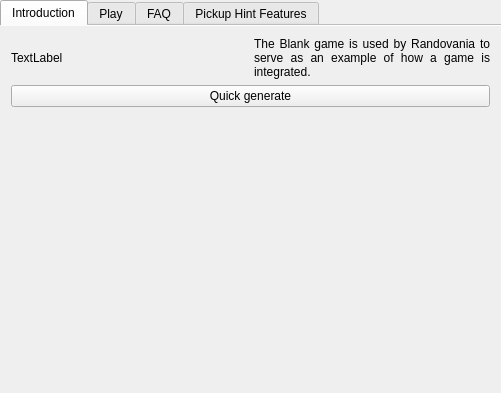
Qt form randovania/games/prime2_opr/gui/ui_files/games_tab_prime2_opr_widget.ui (randovania/randovania) before a commit.
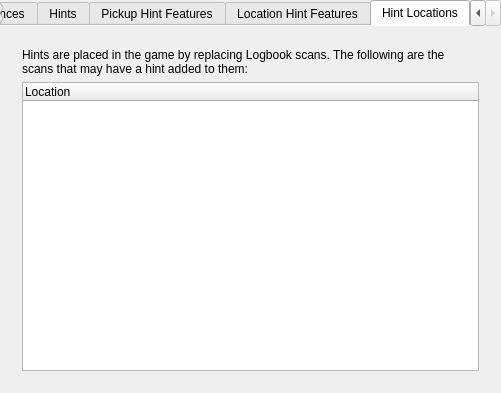
The same form after that commit. The open tabs and pages were chosen to show the change. Custom widgets are drawn as their Qt base class.

Patch:
```diff
--- a/randovania/games/prime2_opr/gui/ui_files/games_tab_prime2_opr_widget.ui
+++ b/randovania/games/prime2_opr/gui/ui_files/games_tab_prime2_opr_widget.ui
@@ -33,7 +33,7 @@
       <item>
        <widget class="QLabel" name="intro_label">
         <property name="text">
-         <string>&lt;html&gt;&lt;head/&gt;&lt;body&gt;&lt;p align=&quot;justify&quot;&gt;The Blank game is used by Randovania to serve as an example of how a game is integrated.&lt;/p&gt;&lt;/body&gt;&lt;/html&gt;</string>
+         <string>&lt;html&gt;&lt;head/&gt;&lt;body&gt;&lt;p&gt;Navigate Aether and Dark Aether in search of the Sky Temple Keys, then defeat Emperor Ing and Dark Samus to win the war for the Luminoth!&lt;/p&gt;&lt;p align=&quot;justify&quot;&gt;The totems in Sky Temple Gateway can be scanned to receive hints on the locations of each Sky Temple Key. Likewise, the gates for the three Dark Temples can be scanned to receive hints on the locations of each Dark Temple Key. &lt;/p&gt;&lt;p align=&quot;justify&quot;&gt;Luminoth Lore can be scanned for general hints, and you can optionally enable scanning Keybearer Corpses to receive a vague hint about the item in their respective Flying Ing Cache.&lt;/p&gt;&lt;p align=&quot;justify&quot;&gt;Don't forget to check out our &lt;a href=&quot;tab://FAQ&quot;&gt;Frequently Asked Questions&lt;/a&gt; and the list of &lt;a href=&quot;tab://Differences&quot;&gt;Differences&lt;/a&gt; from the vanilla game.&lt;/p&gt;&lt;p align=&quot;justify&quot;&gt;To get started, use the Quick Generate button to generate a game using the default settings!&lt;/p&gt;&lt;/body&gt;&lt;/html&gt;</string>
         </property>
         <property name="wordWrap">
          <bool>true</bool>
@@ -107,7 +107,85 @@
            <string># updated from code</string>
           </property>
           <property name="alignment">
-           <set>Qt::AlignLeading|Qt::AlignLeft|Qt::AlignTop</set>
+           <set>Qt::AlignmentFlag::AlignLeading|Qt::AlignmentFlag::AlignLeft|Qt::AlignmentFlag::AlignTop</set>
+          </property>
+          <property name="wordWrap">
+           <bool>true</bool>
+          </property>
+         </widget>
+        </item>
+       </layout>
+      </widget>
+     </widget>
+    </item>
+   </layout>
+  </widget>
+  <widget class="QWidget" name="differences_tab">
+   <attribute name="title">
+    <string>Differences</string>
+   </attribute>
+   <layout class="QVBoxLayout" name="verticalLayout_3">
+    <item>
+     <widget class="QScrollArea" name="differences_scroll_area">
+      <property name="widgetResizable">
+       <bool>true</bool>
+      </property>
+      <widget class="QWidget" name="differences_scroll_contents">
+       <property name="geometry">
+        <rect>
+         <x>0</x>
+         <y>0</y>
+         <width>481</width>
+         <height>345</height>
+        </rect>
+       </property>
+       <layout class="QVBoxLayout" name="differences_scroll_layout_3">
+        <item>
+         <widget class="QLabel" name="differences_label">
+          <property name="text">
+           <string>&lt;html&gt;&lt;head/&gt;&lt;body&gt;&lt;p&gt;Randovania makes some changes to the original game in order to improve the game experience or to simply fix bugs in the original game.&lt;/p&gt;&lt;ul style=&quot;margin-top: 0px; margin-bottom: 0px; margin-left: 0px; margin-right: 0px; -qt-list-indent: 1;&quot;&gt;&lt;li style=&quot; margin-top:12px; margin-bottom:12px; margin-left:0px; margin-right:0px; -qt-block-indent:0; text-indent:0px;&quot;&gt;TODO: Go over all of this based on the OPR changes&lt;/li&gt;&lt;/ul&gt;&lt;/body&gt;&lt;/html&gt;</string>
+          </property>
+          <property name="alignment">
+           <set>Qt::AlignmentFlag::AlignLeading|Qt::AlignmentFlag::AlignLeft|Qt::AlignmentFlag::AlignTop</set>
+          </property>
+          <property name="wordWrap">
+           <bool>true</bool>
+          </property>
+         </widget>
+        </item>
+       </layout>
+      </widget>
+     </widget>
+    </item>
+   </layout>
+  </widget>
+  <widget class="QWidget" name="hints_tab">
+   <attribute name="title">
+    <string>Hints</string>
+   </attribute>
+   <layout class="QVBoxLayout" name="verticalLayout_2">
+    <item>
+     <widget class="QScrollArea" name="hints_scroll_area">
+      <property name="widgetResizable">
+       <bool>true</bool>
+      </property>
+      <widget class="QWidget" name="hints_scroll_area_contents">
+       <property name="geometry">
+        <rect>
+         <x>0</x>
+         <y>0</y>
+         <width>467</width>
+         <height>682</height>
+        </rect>
+       </property>
+       <layout class="QVBoxLayout" name="hints_scroll_layout">
+        <item>
+         <widget class="QLabel" name="hints_label">
+          <property name="text">
+           <string>&lt;html&gt;&lt;head/&gt;&lt;body&gt;&lt;p align=&quot;justify&quot;&gt;In Metroid Prime 2: Echoes, a number of hints are available to assist with your routing. Note: &lt;span style=&quot; font-weight:700;&quot;&gt;A pickup location can't receive more than one hint.&lt;/span&gt;&lt;/p&gt;&lt;p align=&quot;justify&quot;&gt;You can find hints from the following sources:&lt;/p&gt;&lt;p align=&quot;justify&quot;&gt;&lt;span style=&quot; font-weight:700;&quot;&gt;Sky Temple Gateway&lt;/span&gt;: Hints for where each of your 9 Sky Temple Keys are located. In a Multiworld, describes which player has the keys as well.&lt;/p&gt;&lt;p align=&quot;justify&quot;&gt;&lt;span style=&quot; font-weight:700;&quot;&gt;Keybearer Corpse&lt;/span&gt;: Contains a hint for the Flying Ing Cache in the associated room for the corpse. This hint will use a low-precision Hint Feature to describe the pickup, as listed in the Pickup Hint Features tab.&lt;/p&gt;&lt;p align=&quot;justify&quot;&gt;&lt;span style=&quot; font-weight:700;&quot;&gt;Dark Temple Gates&lt;/span&gt;: The regions where this temple's keys can be located, listed in alphabetical order. In multiworld, the region listed might be someone else's, but the hint is referring to your keys.&lt;/p&gt;&lt;p align=&quot;justify&quot;&gt;&lt;span style=&quot; font-weight:700;&quot;&gt;Luminoth Lore&lt;/span&gt;: Contains the guaranteed hints and pickup hints.&lt;/p&gt;&lt;hr/&gt;&lt;p align=&quot;justify&quot;&gt;In each game, each of the following guaranteed hints are placed on a Luminoth Lore scan, placed randomly - this means they can be locked behind what they hint for. The hints are:&lt;/p&gt;&lt;p align=&quot;justify&quot;&gt;&lt;span style=&quot; font-weight:700;&quot;&gt;Joke Hints&lt;/span&gt;: A joke. Uses green text and is a waste of space. There are 2 joke hints per game.&lt;/p&gt;&lt;hr/&gt;&lt;p align=&quot;justify&quot;&gt;The remaining Luminoth Lores are filled with standard pickup hints. These hints are placed according to the following priority:&lt;/p&gt;&lt;p align=&quot;justify&quot;&gt;&lt;span style=&quot; font-weight:600;&quot;&gt;1)&lt;/span&gt; Pickups that were placed by the generator, after the hint became accessible. This helps ensure that hints don't point towards the pickups required to read the hint in the first place. These hints are placed starting with the hint with the fewest logical candidates.&lt;/p&gt;&lt;p align=&quot;justify&quot;&gt;&lt;span style=&quot; font-weight:600;&quot;&gt;2)&lt;/span&gt; If there were no logical candidates for a hint, it can instead point to any major pickup.&lt;/p&gt;&lt;p align=&quot;justify&quot;&gt;&lt;span style=&quot; font-weight:600;&quot;&gt;3)&lt;/span&gt; At this point, we're out of useful candidates to hint, so the hint will simply pick any random pickup location.&lt;/p&gt;&lt;p align=&quot;justify&quot;&gt;&lt;br/&gt;&lt;/p&gt;&lt;/body&gt;&lt;/html&gt;</string>
+          </property>
+          <property name="alignment">
+           <set>Qt::AlignmentFlag::AlignLeading|Qt::AlignmentFlag::AlignLeft|Qt::AlignmentFlag::AlignTop</set>
           </property>
           <property name="wordWrap">
            <bool>true</bool>
@@ -125,6 +203,75 @@
     <string>Pickup Hint Features</string>
    </attribute>
   </widget>
+  <widget class="LocationHintFeatureTab" name="location_hint_features_tab">
+   <attribute name="title">
+    <string>Location Hint Features</string>
+   </attribute>
+  </widget>
+  <widget class="QWidget" name="hint_locations_tab">
+   <attribute name="title">
+    <string>Hint Locations</string>
+   </attribute>
+   <layout class="QVBoxLayout" name="verticalLayout">
+    <item>
+     <widget class="QScrollArea" name="hint_locations_scroll_area">
+      <property name="frameShape">
+       <enum>QFrame::Shape::NoFrame</enum>
+      </property>
+      <property name="frameShadow">
+       <enum>QFrame::Shadow::Plain</enum>
+      </property>
+      <property name="lineWidth">
+       <number>1</number>
+      </property>
+      <property name="widgetResizable">
+       <bool>true</bool>
+      </property>
+      <property name="alignment">
+       <set>Qt::AlignmentFlag::AlignLeading|Qt::AlignmentFlag::AlignLeft|Qt::AlignmentFlag::AlignTop</set>
+      </property>
+      <widget class="QWidget" name="hint_locations_scroll_contents">
+       <property name="geometry">
+        <rect>
+         <x>0</x>
+         <y>0</y>
+         <width>483</width>
+         <height>347</height>
+        </rect>
+       </property>
+       <layout class="QVBoxLayout" name="hint_scroll_layout">
+        <item>
+         <widget class="QLabel" name="hint_locations_label">
+          <property name="text">
+           <string>&lt;html&gt;&lt;head/&gt;&lt;body&gt;&lt;p&gt;Hints
+                                                are placed in the game by replacing Logbook scans. The
+                                                following are the scans that may have a hint added to
+                                                them:&lt;/p&gt;&lt;/body&gt;&lt;/html&gt;
+                                            </string>
+          </property>
+          <property name="alignment">
+           <set>Qt::AlignmentFlag::AlignLeading|Qt::AlignmentFlag::AlignLeft|Qt::AlignmentFlag::AlignTop</set>
+          </property>
+          <property name="wordWrap">
+           <bool>true</bool>
+          </property>
+         </widget>
+        </item>
+        <item>
+         <widget class="QTreeWidget" name="hint_locations_tree_widget">
+          <column>
+           <property name="text">
+            <string>Location</string>
+           </property>
+          </column>
+         </widget>
+        </item>
+       </layout>
+      </widget>
+     </widget>
+    </item>
+   </layout>
+  </widget>
  </widget>
  <layoutdefault spacing="6" margin="11"/>
  <customwidgets>
@@ -140,6 +287,12 @@
    <header location="global">randovania.gui.widgets.hint_feature_tab</header>
    <container>1</container>
   </customwidget>
+  <customwidget>
+   <class>LocationHintFeatureTab</class>
+   <extends>QWidget</extends>
+   <header location="global">randovania.gui.widgets.hint_feature_tab</header>
+   <container>1</container>
+  </customwidget>
  </customwidgets>
  <resources/>
  <connections/>
```
Left out of the diff: 4 changed lines with no effect on the pictures.
